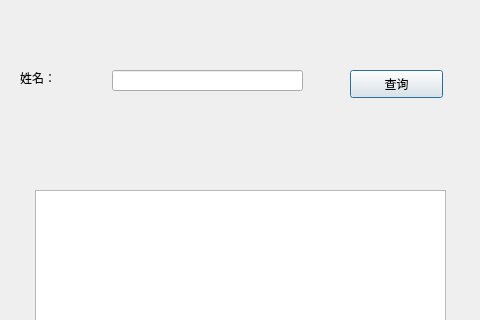
The window that student1/ninquire.ui (Crazylazybrother/3) describes before a commit, drawn with Qt 5; both pictures show x 0 to 480 and y 0 to 320 of the 480 by 640 pixel window.
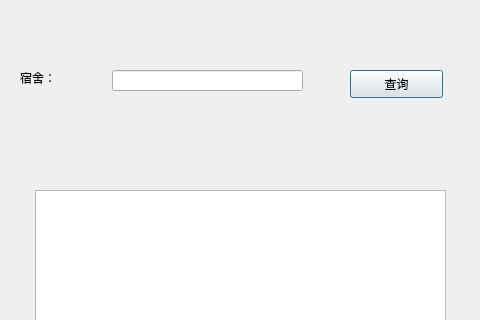
The same window after the commit.

Diff of the .ui file:
```diff
--- a/student1/ninquire.ui
+++ b/student1/ninquire.ui
@@ -36,7 +36,7 @@
     </rect>
    </property>
    <property name="text">
-    <string>姓名：</string>
+    <string>宿舍：</string>
    </property>
   </widget>
   <widget class="QLineEdit" name="lineEdit">
```
